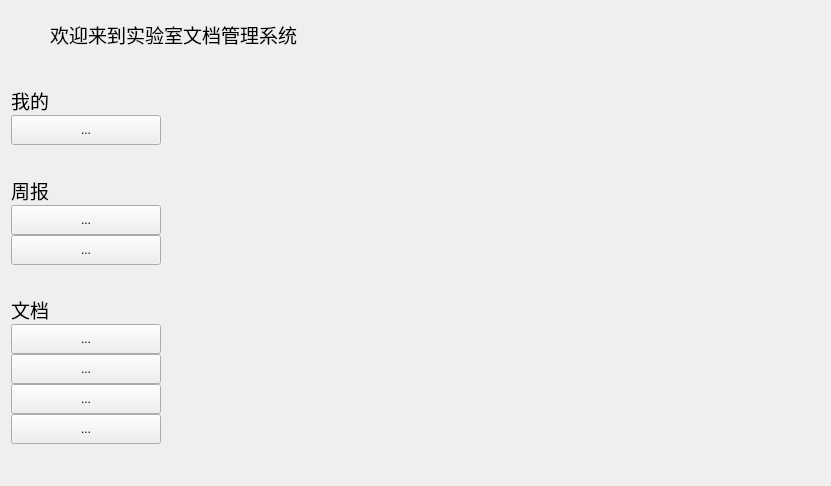
First picture: the form in FileManagement/FileManagement.ui, repository hhyvs111/FileManagement, before the edit.
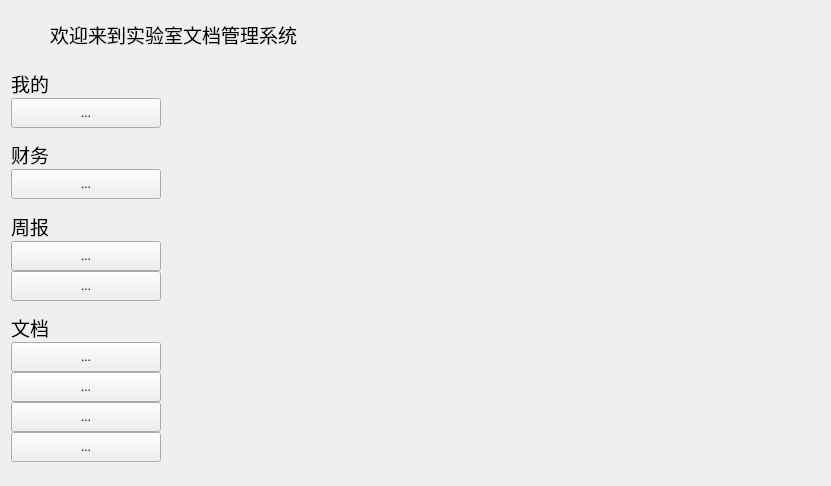
Second picture: the form after the edit.

```diff
--- a/FileManagement/FileManagement.ui
+++ b/FileManagement/FileManagement.ui
@@ -150,7 +150,46 @@
          </widget>
         </item>
         <item>
-         <spacer name="verticalSpacer_3">
+         <spacer name="verticalSpacer_6">
+          <property name="orientation">
+           <enum>Qt::Vertical</enum>
+          </property>
+          <property name="sizeHint" stdset="0">
+           <size>
+            <width>20</width>
+            <height>40</height>
+           </size>
+          </property>
+         </spacer>
+        </item>
+        <item>
+         <widget class="QLabel" name="label_4">
+          <property name="text">
+           <string>&lt;html&gt;&lt;head/&gt;&lt;body&gt;&lt;p&gt;&lt;span style=&quot; font-size:14pt;&quot;&gt;财务&lt;/span&gt;&lt;/p&gt;&lt;/body&gt;&lt;/html&gt;</string>
+          </property>
+         </widget>
+        </item>
+        <item>
+         <widget class="QToolButton" name="moneyButton">
+          <property name="sizePolicy">
+           <sizepolicy hsizetype="Maximum" vsizetype="Maximum">
+            <horstretch>0</horstretch>
+            <verstretch>0</verstretch>
+           </sizepolicy>
+          </property>
+          <property name="minimumSize">
+           <size>
+            <width>150</width>
+            <height>30</height>
+           </size>
+          </property>
+          <property name="text">
+           <string>...</string>
+          </property>
+         </widget>
+        </item>
+        <item>
+         <spacer name="verticalSpacer_5">
           <property name="orientation">
            <enum>Qt::Vertical</enum>
           </property>
```
